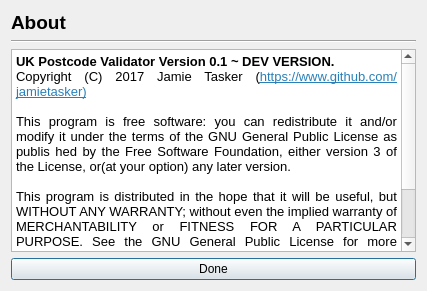
First picture: the form in files/ui/about.ui, repository JamieTasker/UK-Postcode-Validator, before the edit.
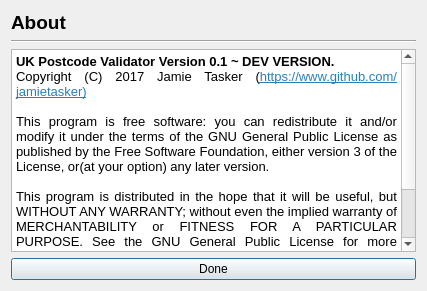
Second picture: the form after the edit.

```diff
--- a/files/ui/about.ui
+++ b/files/ui/about.ui
@@ -45,7 +45,7 @@
 &lt;p align=&quot;justify&quot; style=&quot; margin-top:12px; margin-bottom:0px; margin-left:0px; margin-right:0px; -qt-block-indent:0; text-indent:0px;&quot;&gt;&lt;span style=&quot; font-family:'Hack'; font-weight:600;&quot;&gt;UK Postcode Validator Version 0.1 ~ DEV VERSION.&lt;/span&gt;&lt;/p&gt;
 &lt;p align=&quot;justify&quot; style=&quot; margin-top:0px; margin-bottom:0px; margin-left:0px; margin-right:0px; -qt-block-indent:0; text-indent:0px;&quot;&gt;&lt;span style=&quot; font-family:'Hack';&quot;&gt;Copyright (C) 2017 Jamie Tasker (&lt;/span&gt;&lt;a href=&quot;https://www.github.com/jamietasker&quot;&gt;&lt;span style=&quot; text-decoration: underline; color:#2980b9;&quot;&gt;https://www.github.com/jamietasker)&lt;/span&gt;&lt;/a&gt;&lt;/p&gt;
 &lt;p align=&quot;justify&quot; style=&quot;-qt-paragraph-type:empty; margin-top:0px; margin-bottom:0px; margin-left:0px; margin-right:0px; -qt-block-indent:0; text-indent:0px; font-family:'Hack';&quot;&gt;&lt;br /&gt;&lt;/p&gt;
-&lt;p align=&quot;justify&quot; style=&quot; margin-top:0px; margin-bottom:0px; margin-left:0px; margin-right:0px; -qt-block-indent:0; text-indent:0px;&quot;&gt;&lt;span style=&quot; font-family:'Hack';&quot;&gt;This program is free software: you can redistribute it and/or modify it under the terms of the GNU General Public License as publis hed by the Free Software Foundation, either version 3 of the License, or(at your option) any later version.&lt;/span&gt;&lt;/p&gt;
+&lt;p align=&quot;justify&quot; style=&quot; margin-top:0px; margin-bottom:0px; margin-left:0px; margin-right:0px; -qt-block-indent:0; text-indent:0px;&quot;&gt;&lt;span style=&quot; font-family:'Hack';&quot;&gt;This program is free software: you can redistribute it and/or modify it under the terms of the GNU General Public License as published by the Free Software Foundation, either version 3 of the License, or(at your option) any later version.&lt;/span&gt;&lt;/p&gt;
 &lt;p align=&quot;justify&quot; style=&quot;-qt-paragraph-type:empty; margin-top:0px; margin-bottom:0px; margin-left:0px; margin-right:0px; -qt-block-indent:0; text-indent:0px; font-family:'Hack';&quot;&gt;&lt;br /&gt;&lt;/p&gt;
 &lt;p align=&quot;justify&quot; style=&quot; margin-top:0px; margin-bottom:0px; margin-left:0px; margin-right:0px; -qt-block-indent:0; text-indent:0px;&quot;&gt;&lt;span style=&quot; font-family:'Hack';&quot;&gt;This program is distributed in the hope that it will be useful, but WITHOUT ANY WARRANTY; without even the implied warranty of MERCHANTABILITY or FITNESS FOR A PARTICULAR PURPOSE. See the GNU General Public License for more details.&lt;/span&gt;&lt;/p&gt;
 &lt;p align=&quot;justify&quot; style=&quot;-qt-paragraph-type:empty; margin-top:0px; margin-bottom:0px; margin-left:0px; margin-right:0px; -qt-block-indent:0; text-indent:0px; font-family:'Hack';&quot;&gt;&lt;br /&gt;&lt;/p&gt;
```
